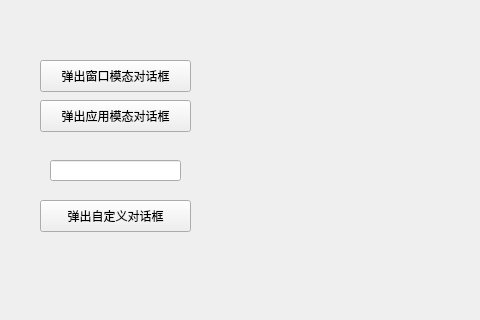
First picture: the form in QtProjects/WidgetDemo/widget.ui, repository Ginakira/Code-Archive, before the edit; both pictures show x 0 to 480 and y 0 to 320 of the 800 by 600 pixel window.
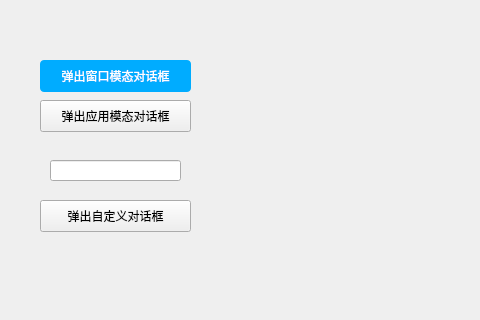
Second picture: the form after the edit.

The edit to the form file:
```diff
--- a/QtProjects/WidgetDemo/widget.ui
+++ b/QtProjects/WidgetDemo/widget.ui
@@ -22,6 +22,17 @@
      <height>32</height>
     </rect>
    </property>
+   <property name="styleSheet">
+    <string notr="true">#btnWindow {
+    background: rgb(0, 172, 255);
+    color: #fff;
+    border-radius: 4px;
+}
+
+#btnWindow:hover {
+	background: rgb(0, 2, 3);
+}</string>
+   </property>
    <property name="text">
     <string>弹出窗口模态对话框</string>
    </property>
```
